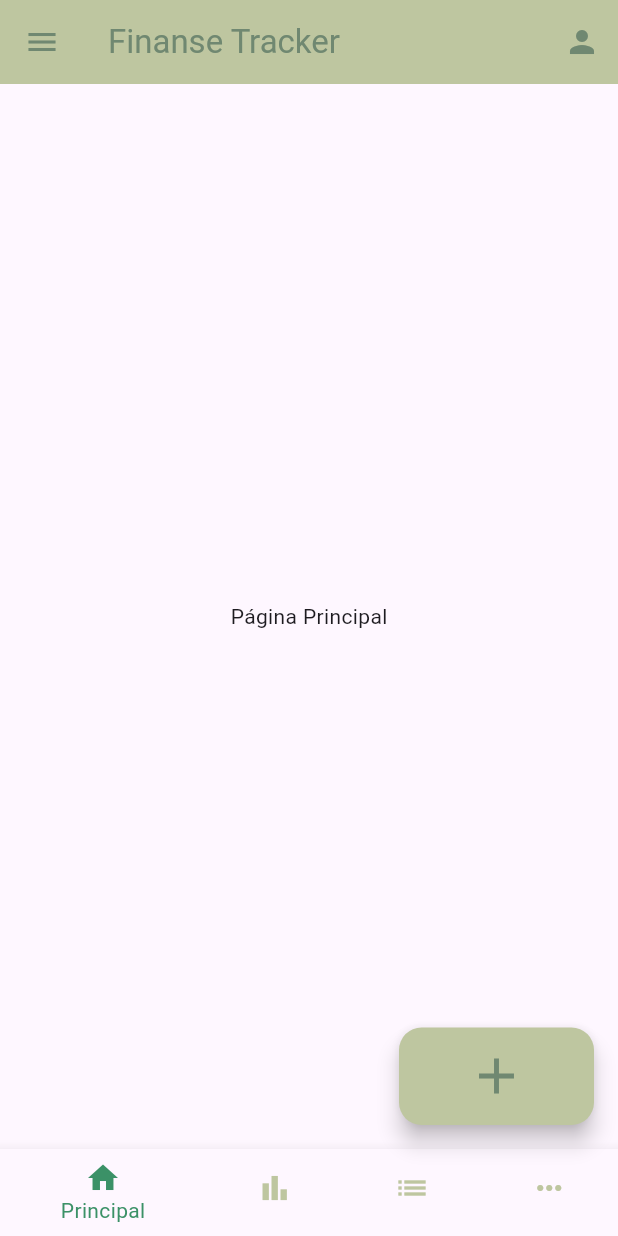
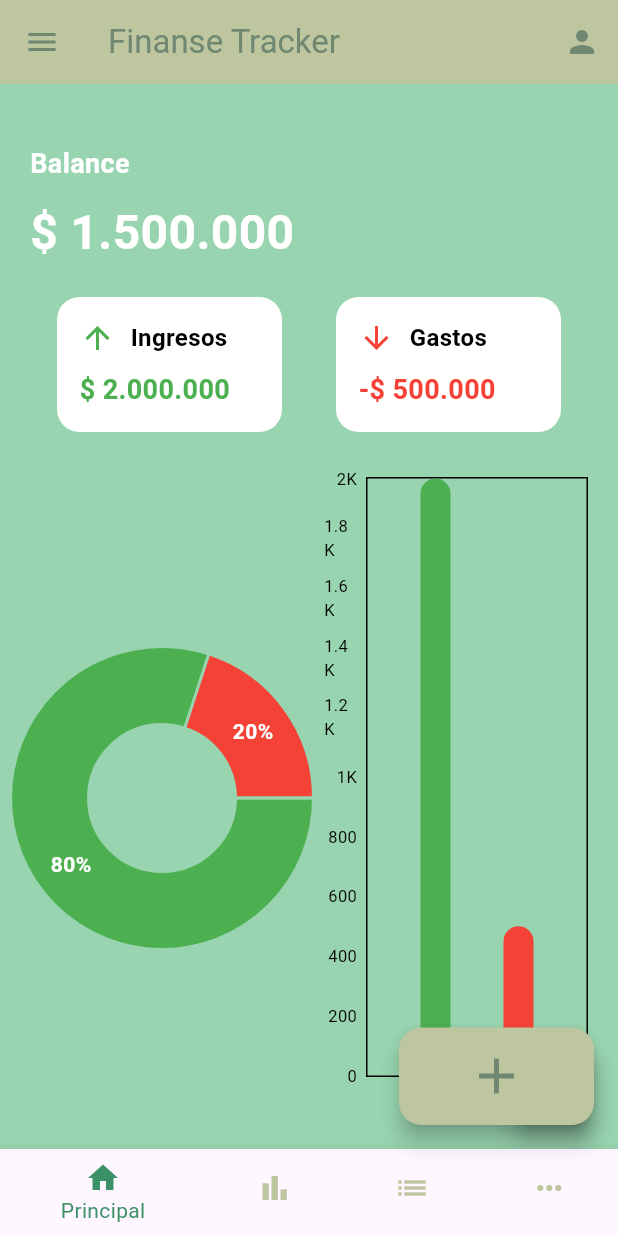
Before and after one commit to ISCOUTB/DS-finanzaspersonales, a Flutter app: the MyHomePage screen opened by its route, on a phone screen of 412 x 824 dp. Run offline on Flutter 3.47's test engine with Material 3 defaults, Android fonts, the phone set to English and light mode, and no system bars; drawn by our look-alikes of fl_chart; our stand-ins replace google_fonts.

Commit message:
agregue la pagina principal en la carpeta pages y modifique un poco la vista a como estaba en miro

```diff
--- a/lib/main.dart
+++ b/lib/main.dart
@@ -2,6 +2,7 @@ import 'package:flutter/material.dart';
 import 'pages/icon_user.dart';
 import 'pages/registro_pages.dart';
 import 'pages/TransferHistory.dart';
+import 'pages/principal_pages.dart';
 
 void main() {
   runApp(const MyApp());
@@ -46,7 +47,7 @@ class _MyHomePageState extends State<MyHomePage> {
 
   // Lista de páginas para el cuerpo dinámico
   final List<Widget> _pages = [
-    Center(child: Text('Página Principal')), // Página principal
+    const PrincipalPage(), // Página principal
     Center(child: Text('Estadísticas')), // Página de estadísticas
     const Transferhistory(), // Página de registros (TransferHistory)
     Center(child: Text('Más opciones')), // Página de más opciones
--- /dev/null
+++ b/lib/pages/principal_pages.dart
@@ -0,0 +1,202 @@
+import 'package:flutter/material.dart';
+import 'package:fl_chart/fl_chart.dart';
+
+class PrincipalPage extends StatelessWidget {
+  const PrincipalPage({Key? key}) : super(key: key);
+
+  @override
+  Widget build(BuildContext context) {
+    return Scaffold(
+      body: Container(
+        color: const Color(0xFF98D4AF), // Fondo verde claro
+        child: Padding(
+          padding: const EdgeInsets.all(20.0),
+          child: Column(
+            crossAxisAlignment: CrossAxisAlignment.start,
+            children: [
+              const SizedBox(height: 20),
+              const Text(
+                'Balance',
+                style: TextStyle(
+                  fontSize: 18,
+                  fontWeight: FontWeight.bold,
+                  color: Colors.white,
+                ),
+              ),
+              const SizedBox(height: 10),
+              const Text(
+                '\$ 1.500.000',
+                style: TextStyle(
+                  fontSize: 32,
+                  fontWeight: FontWeight.bold,
+                  color: Colors.white,
+                ),
+              ),
+              const SizedBox(height: 20),
+              Row(
+                mainAxisAlignment: MainAxisAlignment.spaceAround,
+                children: [
+                  _buildCard(
+                    title: 'Ingresos',
+                    amount: '\$ 2.000.000',
+                    color: Colors.green,
+                    icon: Icons.arrow_upward,
+                  ),
+                  _buildCard(
+                    title: 'Gastos',
+                    amount: '-\$ 500.000',
+                    color: Colors.red,
+                    icon: Icons.arrow_downward,
+                  ),
+                ],
+              ),
+              const SizedBox(height: 30),
+              Expanded(
+                child: Row(
+                  children: [
+                    Expanded(
+                      child: PieChart(
+                        PieChartData(
+                          sections: _buildPieChartSections(),
+                          centerSpaceRadius: 50,
+                          sectionsSpace: 2,
+                        ),
+                      ),
+                    ),
+                    const SizedBox(width: 20),
+                    Expanded(
+                      child: BarChart(
+                        BarChartData(
+                          barGroups: _buildBarChartGroups(),
+                          titlesData: FlTitlesData(
+                            leftTitles: SideTitles(showTitles: true),
+                            bottomTitles: SideTitles(
+                              showTitles: true,
+                              getTitles: (value) {
+                                switch (value.toInt()) {
+                                  case 0:
+                                    return 'Ingresos';
+                                  case 1:
+                                    return 'Gastos';
+                                  default:
+                                    return '';
+                                }
+                              },
+                            ),
+                          ),
+                        ),
+                      ),
+                    ),
+                  ],
+                ),
+              ),
+            ],
+          ),
+        ),
+      ),
+      floatingActionButton: FloatingActionButton(
+        backgroundColor: const Color(0xFFBEC6A0),
+        onPressed: () {
+          // Acción del botón flotante
+        },
+        child: const Icon(Icons.add, color: Color(0xFF708871), size: 40),
+      ),
+    );
+  }
+
+  Widget _buildCard({
+    required String title,
+    required String amount,
+    required Color color,
+    required IconData icon,
+  }) {
+    return Container(
+      width: 150,
+      padding: const EdgeInsets.all(15),
+      decoration: BoxDecoration(
+        color: Colors.white,
+        borderRadius: BorderRadius.circular(15),
+      ),
+      child: Column(
+        crossAxisAlignment: CrossAxisAlignment.start,
+        children: [
+          Row(
+            children: [
+              Icon(icon, color: color),
+              const SizedBox(width: 10),
+              Text(
+                title,
+                style: const TextStyle(
+                  fontSize: 16,
+                  fontWeight: FontWeight.bold,
+                  color: Colors.black,
+                ),
+              ),
+            ],
+          ),
+          const SizedBox(height: 10),
+          Text(
+            amount,
+            style: TextStyle(
+              fontSize: 18,
+              fontWeight: FontWeight.bold,
+              color: color,
+            ),
+          ),
+        ],
+      ),
+    );
+  }
+
+  List<PieChartSectionData> _buildPieChartSections() {
+    return [
+      PieChartSectionData(
+        color: Colors.green,
+        value: 80, // Porcentaje de ingresos
+        title: '80%',
+        radius: 50,
+        titleStyle: const TextStyle(
+          fontSize: 14,
+          fontWeight: FontWeight.bold,
+          color: Colors.white,
+        ),
+      ),
+      PieChartSectionData(
+        color: Colors.red,
+        value: 20, // Porcentaje de gastos
+        title: '20%',
+        radius: 50,
+        titleStyle: const TextStyle(
+          fontSize: 14,
+          fontWeight: FontWeight.bold,
+          color: Colors.white,
+        ),
+      ),
+    ];
+  }
+
+  List<BarChartGroupData> _buildBarChartGroups() {
+    return [
+      BarChartGroupData(
+        x: 0,
+        barRods: [
+          BarChartRodData(
+            y: 2000, // Valor de ingresos
+            colors: [Colors.green],
+            width: 20,
+          ),
+        ],
+      ),
+      BarChartGroupData(
+        x: 1,
+        barRods: [
+          BarChartRodData(
+            y: 500, // Valor de gastos
+            colors: [Colors.red],
+            width: 20,
+          ),
+        ],
+      ),
+    ];
+  }
+}
```
Also changed, not shown: pubspec.lock.
